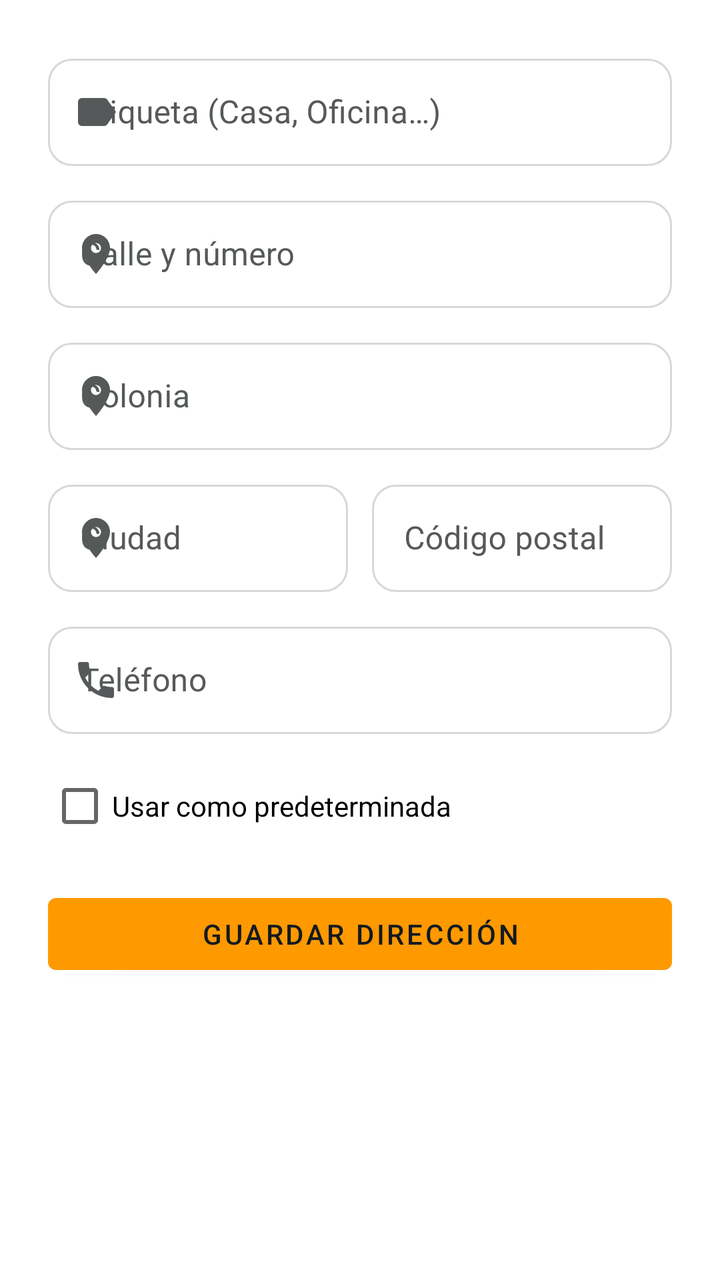
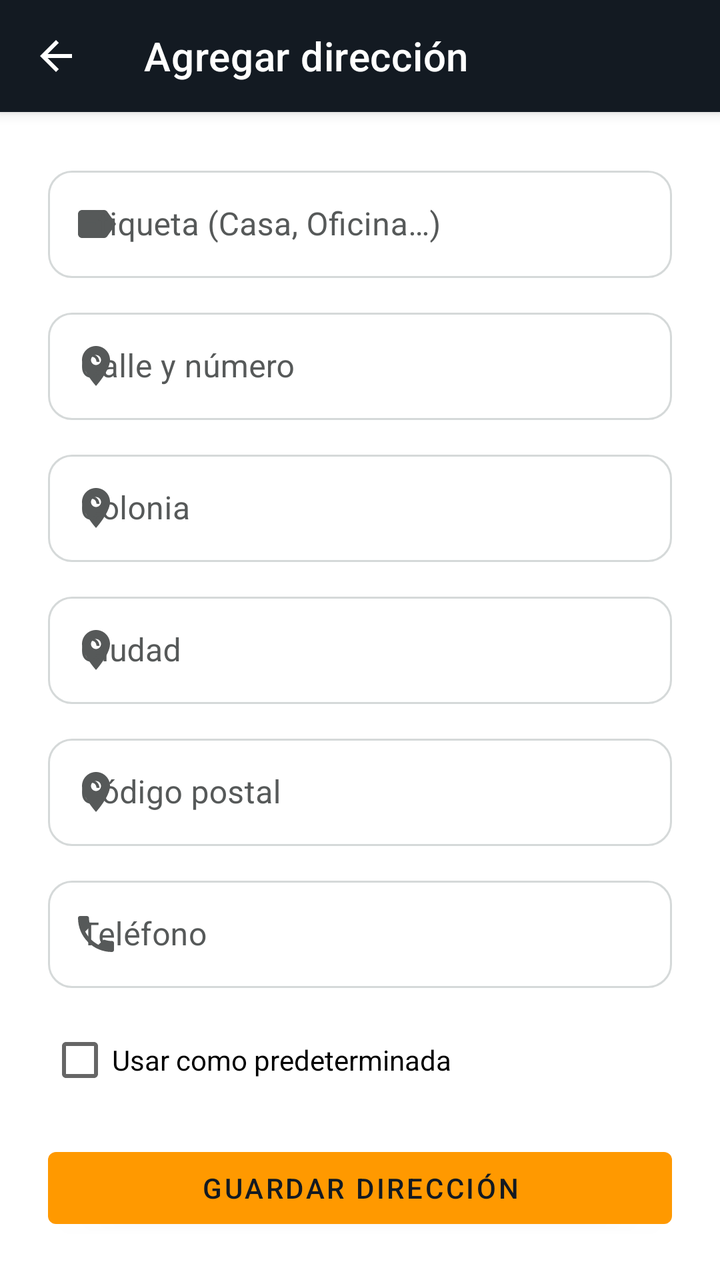

Compare the two renders of this Android layout. The source of the first and the diff that turns it into the second are given below.
<!-- AndroidManifest.xml: application theme Theme.Reboot -->
<!-- res/layout/fragment_agregar_direccion.xml -->
<?xml version="1.0" encoding="utf-8"?>
<androidx.core.widget.NestedScrollView xmlns:android="http://schemas.android.com/apk/res/android"
    xmlns:app="http://schemas.android.com/apk/res-auto"
    android:layout_width="match_parent"
    android:layout_height="match_parent"
    android:background="@color/reboot_fondo">

    <androidx.constraintlayout.widget.ConstraintLayout
        android:layout_width="match_parent"
        android:layout_height="wrap_content"
        android:padding="24dp">

        <com.google.android.material.textfield.TextInputLayout
            android:id="@+id/contenedorEtiqueta"
            style="@style/Widget.Reboot.TextInputLayout.OutlinedBox"
            android:layout_width="match_parent"
            android:layout_height="wrap_content"
            android:hint="@string/direcciones_campo_etiqueta"
            app:startIconDrawable="@drawable/ic_label"
            app:layout_constraintTop_toTopOf="parent">

            <com.google.android.material.textfield.TextInputEditText
                android:id="@+id/campoEtiqueta"
                android:layout_width="match_parent"
                android:layout_height="wrap_content"
                android:paddingTop="16dp"
                android:paddingBottom="16dp"
                android:inputType="text" />
        </com.google.android.material.textfield.TextInputLayout>

        <com.google.android.material.textfield.TextInputLayout
            android:id="@+id/contenedorCalle"
            style="@style/Widget.Reboot.TextInputLayout.OutlinedBox"
            android:layout_width="match_parent"
            android:layout_height="wrap_content"
            android:layout_marginTop="12dp"
            android:hint="@string/direcciones_campo_calle"
            app:startIconDrawable="@drawable/ic_location"
            app:layout_constraintTop_toBottomOf="@id/contenedorEtiqueta">

            <com.google.android.material.textfield.TextInputEditText
                android:id="@+id/campoCalle"
                android:layout_width="match_parent"
                android:layout_height="wrap_content"
                android:paddingTop="16dp"
                android:paddingBottom="16dp"
                android:inputType="textPostalAddress" />
        </com.google.android.material.textfield.TextInputLayout>

        <com.google.android.material.textfield.TextInputLayout
            android:id="@+id/contenedorColonia"
            style="@style/Widget.Reboot.TextInputLayout.OutlinedBox"
            android:layout_width="match_parent"
            android:layout_height="wrap_content"
            android:layout_marginTop="12dp"
            android:hint="@string/direcciones_campo_colonia"
            app:startIconDrawable="@drawable/ic_location"
            app:layout_constraintTop_toBottomOf="@id/contenedorCalle">

            <com.google.android.material.textfield.TextInputEditText
                android:id="@+id/campoColonia"
                android:layout_width="match_parent"
                android:layout_height="wrap_content"
                android:paddingTop="16dp"
                android:paddingBottom="16dp"
                android:inputType="text" />
        </com.google.android.material.textfield.TextInputLayout>

        <com.google.android.material.textfield.TextInputLayout
            android:id="@+id/contenedorCiudad"
            style="@style/Widget.Reboot.TextInputLayout.OutlinedBox"
            android:layout_width="0dp"
            android:layout_height="wrap_content"
            android:layout_marginTop="12dp"
            android:hint="@string/direcciones_campo_ciudad"
            app:startIconDrawable="@drawable/ic_location"
            app:layout_constraintEnd_toStartOf="@id/contenedorCodigoPostal"
            app:layout_constraintStart_toStartOf="parent"
            app:layout_constraintTop_toBottomOf="@id/contenedorColonia">

            <com.google.android.material.textfield.TextInputEditText
                android:id="@+id/campoCiudad"
                android:layout_width="match_parent"
                android:layout_height="wrap_content"
                android:paddingTop="16dp"
                android:paddingBottom="16dp"
                android:inputType="text" />
        </com.google.android.material.textfield.TextInputLayout>

        <com.google.android.material.textfield.TextInputLayout
            android:id="@+id/contenedorCodigoPostal"
            style="@style/Widget.Reboot.TextInputLayout.OutlinedBox"
            android:layout_width="0dp"
            android:layout_height="wrap_content"
            android:layout_marginStart="12dp"
            android:layout_marginTop="12dp"
            android:hint="@string/direcciones_campo_codigo_postal"
            app:layout_constraintEnd_toEndOf="parent"
            app:layout_constraintStart_toEndOf="@id/contenedorCiudad"
            app:layout_constraintTop_toBottomOf="@id/contenedorColonia">

            <com.google.android.material.textfield.TextInputEditText
                android:id="@+id/campoCodigoPostal"
                android:layout_width="match_parent"
                android:layout_height="wrap_content"
                android:paddingTop="16dp"
                android:paddingBottom="16dp"
                android:inputType="number"
                android:maxLength="5" />
        </com.google.android.material.textfield.TextInputLayout>

        <com.google.android.material.textfield.TextInputLayout
            android:id="@+id/contenedorTelefono"
            style="@style/Widget.Reboot.TextInputLayout.OutlinedBox"
            android:layout_width="match_parent"
            android:layout_height="wrap_content"
            android:layout_marginTop="12dp"
            android:hint="@string/direcciones_campo_telefono"
            app:startIconDrawable="@drawable/ic_phone"
            app:layout_constraintTop_toBottomOf="@id/contenedorCiudad">

            <com.google.android.material.textfield.TextInputEditText
                android:id="@+id/campoTelefono"
                android:layout_width="match_parent"
                android:layout_height="wrap_content"
                android:paddingTop="16dp"
                android:paddingBottom="16dp"
                android:inputType="phone" />
        </com.google.android.material.textfield.TextInputLayout>

        <CheckBox
            android:id="@+id/casillaPredeterminada"
            android:layout_width="match_parent"
            android:layout_height="wrap_content"
            android:layout_marginTop="12dp"
            android:text="@string/direcciones_campo_predeterminada"
            app:layout_constraintTop_toBottomOf="@id/contenedorTelefono" />

        <ProgressBar
            android:id="@+id/indicadorCarga"
            android:layout_width="wrap_content"
            android:layout_height="wrap_content"
            android:layout_marginTop="12dp"
            android:visibility="gone"
            app:layout_constraintEnd_toEndOf="parent"
            app:layout_constraintStart_toStartOf="parent"
            app:layout_constraintTop_toBottomOf="@id/casillaPredeterminada" />

        <com.google.android.material.button.MaterialButton
            android:id="@+id/botonGuardar"
            style="@style/Widget.Reboot.Boton"
            android:layout_width="match_parent"
            android:layout_height="wrap_content"
            android:layout_marginTop="16dp"
            android:text="@string/direcciones_boton_guardar"
            app:layout_constraintTop_toBottomOf="@id/indicadorCarga" />

    </androidx.constraintlayout.widget.ConstraintLayout>
</androidx.core.widget.NestedScrollView>
<!-- resources referenced by this layout -->
<resources>
  <color name="reboot_fondo">#FFFFFF</color>
  <!-- drawable ic_label (drawable) -->
  <vector xmlns:android="http://schemas.android.com/apk/res/android"
      android:width="24dp"
      android:height="24dp"
      android:viewportWidth="24"
      android:viewportHeight="24">
      <path
          android:fillColor="#FF000000"
          android:pathData="M17.63,5.84C17.27,5.33 16.67,5 16,5L5,5.01C3.9,5.01 3,5.9 3,7v10c0,1.1 0.9,1.99 2,1.99L16,19c0.67,0 1.27,-0.33 1.63,-0.84L22,12l-4.37,-6.16z" />
  </vector>
  <!-- drawable ic_location (drawable) -->
  <vector xmlns:android="http://schemas.android.com/apk/res/android"
      android:width="24dp"
      android:height="24dp"
      android:viewportWidth="24"
      android:viewportHeight="24">
      <path
          android:fillColor="#FF000000"
          android:pathData="M12,2C8.13,2 5,5.13 5,9c0,5.25 7,13 7,13s7,-7.75 7,-13c0,-3.87 -3.13,-7 -7,-7zm0,9.5c-1.38,0 -2.5,-1.12 -2.5,-2.5s1.12,-2.5 2.5,-2.5 2.5,1.12 2.5,2.5 -1.12,2.5 -2.5,2.5z" />
  </vector>
  <!-- drawable ic_phone (drawable) -->
  <vector xmlns:android="http://schemas.android.com/apk/res/android"
      android:width="24dp"
      android:height="24dp"
      android:viewportWidth="24"
      android:viewportHeight="24">
      <path
          android:fillColor="#FF000000"
          android:pathData="M6.62,10.79c1.44,2.83 3.76,5.14 6.59,6.59l2.2,-2.2c0.27,-0.27 0.67,-0.36 1.02,-0.24 1.12,0.37 2.33,0.57 3.57,0.57 0.55,0 1,0.45 1,1V20c0,0.55 -0.45,1 -1,1-9.39,0 -17,-7.61 -17,-17 0,-0.55 0.45,-1 1,-1h3.5c0.55,0 1,0.45 1,1 0,1.25 0.2,2.45 0.57,3.57 0.11,0.35 0.03,0.74 -0.25,1.02l-2.2,2.2z" />
  </vector>
  <string name="direcciones_boton_guardar">Guardar dirección</string>
  <string name="direcciones_campo_calle">Calle y número</string>
  <string name="direcciones_campo_ciudad">Ciudad</string>
  <string name="direcciones_campo_codigo_postal">Código postal</string>
  <string name="direcciones_campo_colonia">Colonia</string>
  <string name="direcciones_campo_etiqueta">Etiqueta (Casa, Oficina…)</string>
  <string name="direcciones_campo_predeterminada">Usar como predeterminada</string>
  <string name="direcciones_campo_telefono">Teléfono</string>
  <style name="Widget.Reboot.Boton" parent="Widget.MaterialComponents.Button">
          <item name="backgroundTint">@color/reboot_acento</item>
          <item name="android:textColor">@color/reboot_texto_sobre_acento</item>
      </style>
  <style name="Theme.Reboot" parent="Base.Theme.Reboot" />
  <color name="reboot_acento">#FF9900</color>
  <color name="reboot_texto_sobre_acento">#131A22</color>
  <color name="reboot_error">#D13212</color>
  <color name="reboot_texto_secundario">#565959</color>
  <color name="reboot_header">#131A22</color>
  <color name="white">#FFFFFFFF</color>
  <style name="Widget.Reboot.TextInputEditText" parent="Widget.MaterialComponents.TextInputEditText.OutlinedBox">
          <item name="android:paddingTop">16dp</item>
          <item name="android:paddingBottom">16dp</item>
      </style>
  <!-- unchanged entries left out for length: 2 -->
</resources>

<!-- the commit's change to res/layout/fragment_agregar_direccion.xml (unified diff, before → after) -->
@@ -1,159 +1,176 @@
 <?xml version="1.0" encoding="utf-8"?>
-<androidx.core.widget.NestedScrollView xmlns:android="http://schemas.android.com/apk/res/android"
+<androidx.constraintlayout.widget.ConstraintLayout xmlns:android="http://schemas.android.com/apk/res/android"
     xmlns:app="http://schemas.android.com/apk/res-auto"
     android:layout_width="match_parent"
     android:layout_height="match_parent"
     android:background="@color/reboot_fondo">
 
-    <androidx.constraintlayout.widget.ConstraintLayout
-        android:layout_width="match_parent"
+    <com.google.android.material.appbar.MaterialToolbar
+        android:id="@+id/toolbar"
+        style="@style/Widget.Reboot.Toolbar"
+        android:layout_width="0dp"
         android:layout_height="wrap_content"
-        android:padding="24dp">
+        app:title="@string/direcciones_agregar_titulo"
+        app:navigationIcon="@drawable/ic_arrow_back"
+        app:layout_constraintTop_toTopOf="parent"
+        app:layout_constraintStart_toStartOf="parent"
+        app:layout_constraintEnd_toEndOf="parent" />
 
-        <com.google.android.material.textfield.TextInputLayout
-            android:id="@+id/contenedorEtiqueta"
-            style="@style/Widget.Reboot.TextInputLayout.OutlinedBox"
+    <androidx.core.widget.NestedScrollView
+        android:layout_width="0dp"
+        android:layout_height="0dp"
+        android:background="@color/reboot_fondo"
+        app:layout_constraintTop_toBottomOf="@id/toolbar"
+        app:layout_constraintBottom_toBottomOf="parent"
+        app:layout_constraintStart_toStartOf="parent"
+        app:layout_constraintEnd_toEndOf="parent">
+
+        <androidx.constraintlayout.widget.ConstraintLayout
             android:layout_width="match_parent"
             android:layout_height="wrap_content"
-            android:hint="@string/direcciones_campo_etiqueta"
-            app:startIconDrawable="@drawable/ic_label"
-            app:layout_constraintTop_toTopOf="parent">
+            android:padding="24dp">
 
-            <com.google.android.material.textfield.TextInputEditText
-                android:id="@+id/campoEtiqueta"
+            <com.google.android.material.textfield.TextInputLayout
+                android:id="@+id/contenedorEtiqueta"
+                style="@style/Widget.Reboot.TextInputLayout.OutlinedBox"
                 android:layout_width="match_parent"
                 android:layout_height="wrap_content"
-                android:paddingTop="16dp"
-                android:paddingBottom="16dp"
-                android:inputType="text" />
-        </com.google.android.material.textfield.TextInputLayout>
+                android:hint="@string/direcciones_campo_etiqueta"
+                app:startIconDrawable="@drawable/ic_label"
+                app:layout_constraintTop_toTopOf="parent">
 
-        <com.google.android.material.textfield.TextInputLayout
-            android:id="@+id/contenedorCalle"
-            style="@style/Widget.Reboot.TextInputLayout.OutlinedBox"
-            android:layout_width="match_parent"
-            android:layout_height="wrap_content"
-            android:layout_marginTop="12dp"
-            android:hint="@string/direcciones_campo_calle"
-            app:startIconDrawable="@drawable/ic_location"
-            app:layout_constraintTop_toBottomOf="@id/contenedorEtiqueta">
+                <com.google.android.material.textfield.TextInputEditText
+                    android:id="@+id/campoEtiqueta"
+                    android:layout_width="match_parent"
+                    android:layout_height="wrap_content"
+                    android:paddingTop="16dp"
+                    android:paddingBottom="16dp"
+                    android:inputType="text" />
+            </com.google.android.material.textfield.TextInputLayout>
 
-            <com.google.android.material.textfield.TextInputEditText
-                android:id="@+id/campoCalle"
+            <com.google.android.material.textfield.TextInputLayout
+                android:id="@+id/contenedorCalle"
+                style="@style/Widget.Reboot.TextInputLayout.OutlinedBox"
                 android:layout_width="match_parent"
                 android:layout_height="wrap_content"
-                android:paddingTop="16dp"
-                android:paddingBottom="16dp"
-                android:inputType="textPostalAddress" />
-        </com.google.android.material.textfield.TextInputLayout>
+                android:layout_marginTop="12dp"
+                android:hint="@string/direcciones_campo_calle"
+                app:startIconDrawable="@drawable/ic_location"
+                app:layout_constraintTop_toBottomOf="@id/contenedorEtiqueta">
 
-        <com.google.android.material.textfield.TextInputLayout
-            android:id="@+id/contenedorColonia"
-            style="@style/Widget.Reboot.TextInputLayout.OutlinedBox"
-            android:layout_width="match_parent"
-            android:layout_height="wrap_content"
-            android:layout_marginTop="12dp"
-            android:hint="@string/direcciones_campo_colonia"
-            app:startIconDrawable="@drawable/ic_location"
-            app:layout_constraintTop_toBottomOf="@id/contenedorCalle">
+                <com.google.android.material.textfield.TextInputEditText
+                    android:id="@+id/campoCalle"
+                    android:layout_width="match_parent"
+                    android:layout_height="wrap_content"
+                    android:paddingTop="16dp"
+                    android:paddingBottom="16dp"
+                    android:inputType="textPostalAddress" />
+            </com.google.android.material.textfield.TextInputLayout>
 
-            <com.google.android.material.textfield.TextInputEditText
-                android:id="@+id/campoColonia"
+            <com.google.android.material.textfield.TextInputLayout
+                android:id="@+id/contenedorColonia"
+                style="@style/Widget.Reboot.TextInputLayout.OutlinedBox"
                 android:layout_width="match_parent"
                 android:layout_height="wrap_content"
-                android:paddingTop="16dp"
-                android:paddingBottom="16dp"
-                android:inputType="text" />
-        </com.google.android.material.textfield.TextInputLayout>
+                android:layout_marginTop="12dp"
+                android:hint="@string/direcciones_campo_colonia"
+                app:startIconDrawable="@drawable/ic_location"
+                app:layout_constraintTop_toBottomOf="@id/contenedorCalle">
 
-        <com.google.android.material.textfield.TextInputLayout
-            android:id="@+id/contenedorCiudad"
-            style="@style/Widget.Reboot.TextInputLayout.OutlinedBox"
-            android:layout_width="0dp"
-            android:layout_height="wrap_content"
-            android:layout_marginTop="12dp"
-            android:hint="@string/direcciones_campo_ciudad"
-            app:startIconDrawable="@drawable/ic_location"
-            app:layout_constraintEnd_toStartOf="@id/contenedorCodigoPostal"
-            app:layout_constraintStart_toStartOf="parent"
-            app:layout_constraintTop_toBottomOf="@id/contenedorColonia">
+                <com.google.android.material.textfield.TextInputEditText
+                    android:id="@+id/campoColonia"
+                    android:layout_width="match_parent"
+                    android:layout_height="wrap_content"
+                    android:paddingTop="16dp"
+                    android:paddingBottom="16dp"
+                    android:inputType="text" />
+            </com.google.android.material.textfield.TextInputLayout>
 
-            <com.google.android.material.textfield.TextInputEditText
-                android:id="@+id/campoCiudad"
+            <com.google.android.material.textfield.TextInputLayout
+                android:id="@+id/contenedorCiudad"
+                style="@style/Widget.Reboot.TextInputLayout.OutlinedBox"
                 android:layout_width="match_parent"
                 android:layout_height="wrap_content"
-                android:paddingTop="16dp"
-                android:paddingBottom="16dp"
-                android:inputType="text" />
-        </com.google.android.material.textfield.TextInputLayout>
+                android:layout_marginTop="12dp"
+                android:hint="@string/direcciones_campo_ciudad"
+                app:startIconDrawable="@drawable/ic_location"
+                app:layout_constraintTop_toBottomOf="@id/contenedorColonia">
 
-        <com.google.android.material.textfield.TextInputLayout
-            android:id="@+id/contenedorCodigoPostal"
-            style="@style/Widget.Reboot.TextInputLayout.OutlinedBox"
-            android:layout_width="0dp"
-            android:layout_height="wrap_content"
-            android:layout_marginStart="12dp"
-            android:layout_marginTop="12dp"
-            android:hint="@string/direcciones_campo_codigo_postal"
-            app:layout_constraintEnd_toEndOf="parent"
-            app:layout_constraintStart_toEndOf="@id/contenedorCiudad"
-            app:layout_constraintTop_toBottomOf="@id/contenedorColonia">
+                <com.google.android.material.textfield.TextInputEditText
+                    android:id="@+id/campoCiudad"
+                    android:layout_width="match_parent"
+                    android:layout_height="wrap_content"
+                    android:paddingTop="16dp"
+                    android:paddingBottom="16dp"
+                    android:inputType="text" />
+            </com.google.android.material.textfield.TextInputLayout>
 
-            <com.google.android.material.textfield.TextInputEditText
-                android:id="@+id/campoCodigoPostal"
+            <com.google.android.material.textfield.TextInputLayout
+                android:id="@+id/contenedorCodigoPostal"
+                style="@style/Widget.Reboot.TextInputLayout.OutlinedBox"
                 android:layout_width="match_parent"
                 android:layout_height="wrap_content"
-                android:paddingTop="16dp"
-                android:paddingBottom="16dp"
-                android:inputType="number"
-                android:maxLength="5" />
-        </com.google.android.material.textfield.TextInputLayout>
+                android:layout_marginTop="12dp"
+                android:hint="@string/direcciones_campo_codigo_postal"
+                app:startIconDrawable="@drawable/ic_location"
+                app:layout_constraintTop_toBottomOf="@id/contenedorCiudad">
 
-        <com.google.android.material.textfield.TextInputLayout
-            android:id="@+id/contenedorTelefono"
-            style="@style/Widget.Reboot.TextInputLayout.OutlinedBox"
-            android:layout_width="match_parent"
-            android:layout_height="wrap_content"
-            android:layout_marginTop="12dp"
-            android:hint="@string/direcciones_campo_telefono"
-            app:startIconDrawable="@drawable/ic_phone"
-            app:layout_constraintTop_toBottomOf="@id/contenedorCiudad">
+                <com.google.android.material.textfield.TextInputEditText
+                    android:id="@+id/campoCodigoPostal"
+                    android:layout_width="match_parent"
+                    android:layout_height="wrap_content"
+                    android:paddingTop="16dp"
+                    android:paddingBottom="16dp"
+                    android:inputType="number" />
+            </com.google.android.material.textfield.TextInputLayout>
 
-            <com.google.android.material.textfield.TextInputEditText
-                android:id="@+id/campoTelefono"
+            <com.google.android.material.textfield.TextInputLayout
+                android:id="@+id/contenedorTelefono"
+                style="@style/Widget.Reboot.TextInputLayout.OutlinedBox"
                 android:layout_width="match_parent"
                 android:layout_height="wrap_content"
-                android:paddingTop="16dp"
-                android:paddingBottom="16dp"
-                android:inputType="phone" />
-        </com.google.android.material.textfield.TextInputLayout>
+                android:layout_marginTop="12dp"
+                android:hint="@string/direcciones_campo_telefono"
+                app:startIconDrawable="@drawable/ic_phone"
+                app:layout_constraintTop_toBottomOf="@id/contenedorCodigoPostal">
 
-        <CheckBox
-            android:id="@+id/casillaPredeterminada"
-            android:layout_width="match_parent"
-            android:layout_height="wrap_content"
-            android:layout_marginTop="12dp"
-            android:text="@string/direcciones_campo_predeterminada"
-            app:layout_constraintTop_toBottomOf="@id/contenedorTelefono" />
+                <com.google.android.material.textfield.TextInputEditText
+                    android:id="@+id/campoTelefono"
+                    android:layout_width="match_parent"
+                    android:layout_height="wrap_content"
+                    android:paddingTop="16dp"
+                    android:paddingBottom="16dp"
+                    android:inputType="phone" />
+            </com.google.android.material.textfield.TextInputLayout>
 
-        <ProgressBar
-            android:id="@+id/indicadorCarga"
-            android:layout_width="wrap_content"
-            android:layout_height="wrap_content"
-            android:layout_marginTop="12dp"
-            android:visibility="gone"
-            app:layout_constraintEnd_toEndOf="parent"
-            app:layout_constraintStart_toStartOf="parent"
-            app:layout_constraintTop_toBottomOf="@id/casillaPredeterminada" />
+            <CheckBox
+                android:id="@+id/casillaPredeterminada"
+                android:layout_width="match_parent"
+                android:layout_height="wrap_content"
+                android:layout_marginTop="12dp"
+                android:text="@string/direcciones_campo_predeterminada"
+                app:layout_constraintTop_toBottomOf="@id/contenedorTelefono" />
 
-        <com.google.android.material.button.MaterialButton
-            android:id="@+id/botonGuardar"
-            style="@style/Widget.Reboot.Boton"
-            android:layout_width="match_parent"
-            android:layout_height="wrap_content"
-            android:layout_marginTop="16dp"
-            android:text="@string/direcciones_boton_guardar"
-            app:layout_constraintTop_toBottomOf="@id/indicadorCarga" />
+            <ProgressBar
+                android:id="@+id/indicadorCarga"
+                android:layout_width="wrap_content"
+                android:layout_height="wrap_content"
+                android:layout_marginTop="12dp"
+                android:visibility="gone"
+                app:layout_constraintEnd_toEndOf="parent"
+                app:layout_constraintStart_toStartOf="parent"
+                app:layout_constraintTop_toBottomOf="@id/casillaPredeterminada" />
 
-    </androidx.constraintlayout.widget.ConstraintLayout>
-</androidx.core.widget.NestedScrollView>
+            <com.google.android.material.button.MaterialButton
+                android:id="@+id/botonGuardar"
+                style="@style/Widget.Reboot.Boton"
+                android:layout_width="match_parent"
+                android:layout_height="wrap_content"
+                android:layout_marginTop="16dp"
+                android:text="@string/direcciones_boton_guardar"
+                app:layout_constraintTop_toBottomOf="@id/indicadorCarga" />
+
+        </androidx.constraintlayout.widget.ConstraintLayout>
+    </androidx.core.widget.NestedScrollView>
+
+</androidx.constraintlayout.widget.ConstraintLayout>
<!-- resource entries referenced after the edit -->
@@ -1,6 +1,19 @@
 <!-- resources referenced by this layout -->
 <resources>
   <color name="reboot_fondo">#FFFFFF</color>
+  <!-- drawable ic_arrow_back (drawable) -->
+  <?xml version="1.0" encoding="utf-8"?>
+  <vector xmlns:android="http://schemas.android.com/apk/res/android"
+      android:width="24dp"
+      android:height="24dp"
+      android:viewportWidth="24"
+      android:viewportHeight="24"
+      android:tint="?attr/colorControlNormal"
+      android:autoMirrored="true">
+      <path
+          android:fillColor="@color/white"
+          android:pathData="M20,11H7.83l5.59,-5.59L12,4l-8,8 8,8 1.41,-1.41L7.83,13H20v-2z" />
+  </vector>
   <!-- drawable ic_label (drawable) -->
   <vector xmlns:android="http://schemas.android.com/apk/res/android"
       android:width="24dp"
@@ -31,6 +44,7 @@
           android:fillColor="#FF000000"
           android:pathData="M6.62,10.79c1.44,2.83 3.76,5.14 6.59,6.59l2.2,-2.2c0.27,-0.27 0.67,-0.36 1.02,-0.24 1.12,0.37 2.33,0.57 3.57,0.57 0.55,0 1,0.45 1,1V20c0,0.55 -0.45,1 -1,1-9.39,0 -17,-7.61 -17,-17 0,-0.55 0.45,-1 1,-1h3.5c0.55,0 1,0.45 1,1 0,1.25 0.2,2.45 0.57,3.57 0.11,0.35 0.03,0.74 -0.25,1.02l-2.2,2.2z" />
   </vector>
+  <string name="direcciones_agregar_titulo">Agregar dirección</string>
   <string name="direcciones_boton_guardar">Guardar dirección</string>
   <string name="direcciones_campo_calle">Calle y número</string>
   <string name="direcciones_campo_ciudad">Ciudad</string>
@@ -42,6 +56,13 @@
   <style name="Widget.Reboot.Boton" parent="Widget.MaterialComponents.Button">
           <item name="backgroundTint">@color/reboot_acento</item>
           <item name="android:textColor">@color/reboot_texto_sobre_acento</item>
+      </style>
+  <style name="Widget.Reboot.Toolbar" parent="Widget.MaterialComponents.Toolbar.Primary">
+          <item name="android:background">@color/reboot_header</item>
+          <item name="titleTextColor">@color/white</item>
+          <item name="navigationIconTint">@color/white</item>
+          <item name="android:layout_height">wrap_content</item>
+          <item name="android:minHeight">?attr/actionBarSize</item>
       </style>
   <style name="Theme.Reboot" parent="Base.Theme.Reboot" />
   <color name="reboot_acento">#FF9900</color>
